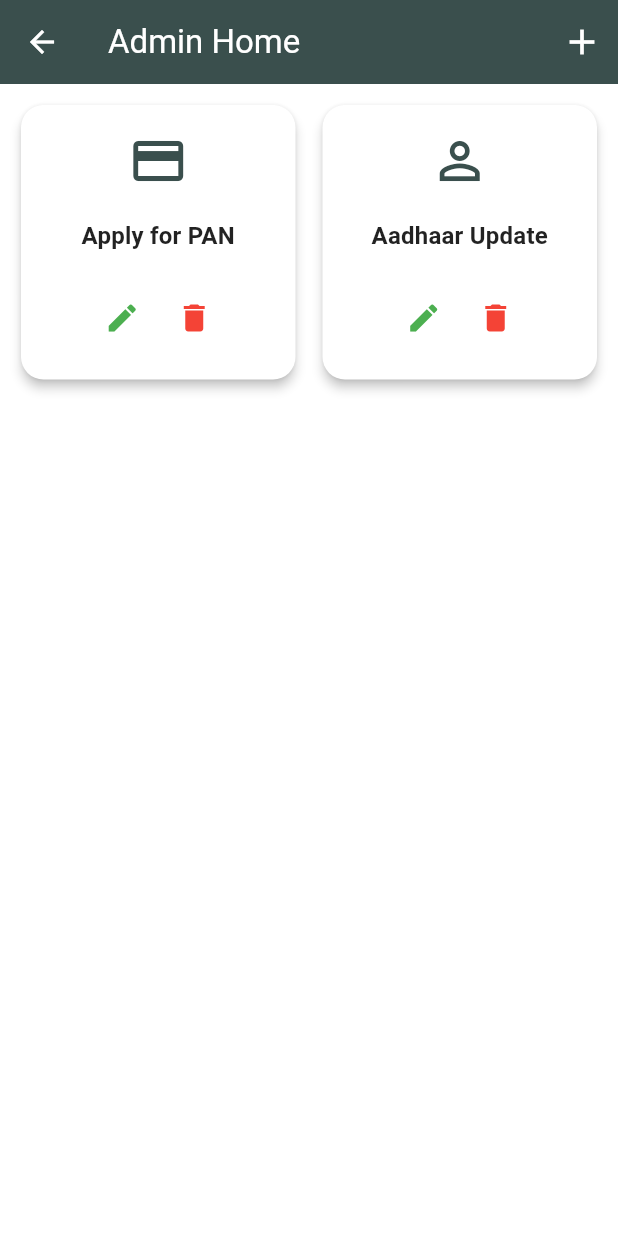
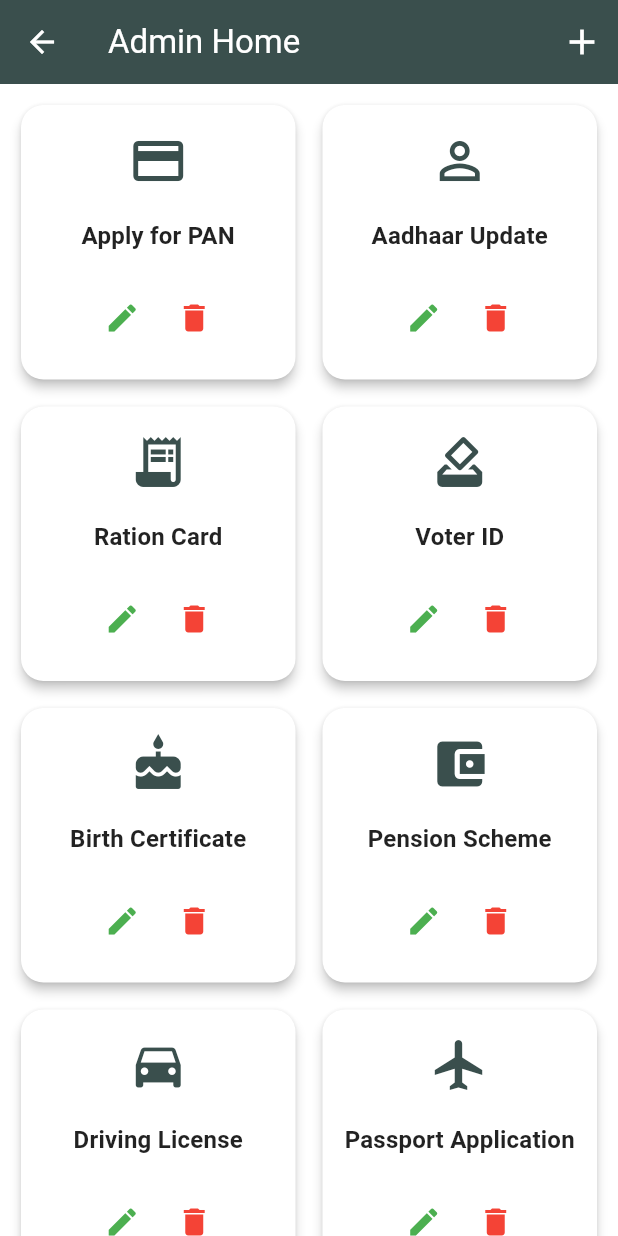
Before and after one commit to YashviHarsora1710/flutter_project, a Flutter app: the AdminHomeScreen screen opened directly, on a phone screen of 412 x 824 dp. Run offline on Flutter 3.47's test engine with Material 3 defaults, Android fonts, the light colour scheme and no system bars; our stand-ins replace fluttertoast, image_picker, open_filex, shared_preferences; accounts and stored records are empty.

Commit message:
updated admin home screen

```diff
--- a/lib/screens/admin_home_screen.dart
+++ b/lib/screens/admin_home_screen.dart
@@ -33,6 +33,162 @@
         'Submit documents',
         'Biometric verification',
         'Receive updated Aadhaar',
+      ],
+    },
+    {
+      'title': 'Ration Card',
+      'icon': Icons.receipt_long,
+      'docs': ['Address Proof', 'Income Certificate', 'Family details'],
+      'steps': [
+        'Fill ration card form',
+        'Submit documents to local authority',
+        'Verification process',
+        'Receive ration card',
+      ],
+    },
+    {
+      'title': 'Voter ID',
+      'icon': Icons.how_to_vote,
+      'docs': ['Proof of Age', 'Proof of Address', 'Photograph'],
+      'steps': [
+        'Fill Form 6 online/offline',
+        'Submit required documents',
+        'Verification by Booth Level Officer',
+        'Receive Voter ID',
+      ],
+    },
+    {
+      'title': 'Birth Certificate',
+      'icon': Icons.cake,
+      'docs': ['Hospital Report', 'Parents ID Proof', 'Address Proof'],
+      'steps': [
+        'Collect hospital record',
+        'Fill birth certificate form',
+        'Submit to municipal office',
+        'Receive birth certificate',
+      ],
+    },
+    {
+      'title': 'Pension Scheme',
+      'icon': Icons.account_balance_wallet,
+      'docs': ['ID Proof', 'Bank Passbook', 'Age Proof'],
+      'steps': [
+        'Fill pension scheme application',
+        'Attach documents',
+        'Submit to local authority',
+        'Verification and approval',
+      ],
+    },
+    {
+      'title': 'Driving License',
+      'icon': Icons.directions_car,
+      'docs': ['Age Proof', 'Address Proof', 'Learner License'],
+      'steps': [
+        'Apply online/offline for driving test',
+        'Attach documents',
+        'Appear for driving test',
+        'Receive Driving License',
+      ],
+    },
+    {
+      'title': 'Passport Application',
+      'icon': Icons.flight,
+      'docs': ['Birth Certificate', 'ID Proof', 'Address Proof'],
+      'steps': [
+        'Fill passport application form',
+        'Attach documents',
+        'Book appointment at PSK',
+        'Verification and police check',
+        'Receive passport',
+      ],
+    },
+    {
+      'title': 'Income Certificate',
+      'icon': Icons.money,
+      'docs': ['ID Proof', 'Address Proof', 'Salary/Income proof'],
+      'steps': [
+        'Fill income certificate form',
+        'Attach income proof documents',
+        'Submit at Tehsil office',
+        'Verification and issuance',
+      ],
+    },
+    {
+      'title': 'Caste Certificate',
+      'icon': Icons.assignment_ind,
+      'docs': ['ID Proof', 'Address Proof', 'Community Proof'],
+      'steps': [
+        'Fill caste certificate application',
+        'Attach caste/community proof',
+        'Submit to Tehsil office',
+        'Verification and issuance',
+      ],
+    },
+    {
+      'title': 'Disability Certificate',
+      'icon': Icons.accessible,
+      'docs': ['Medical Report', 'ID Proof', 'Address Proof'],
+      'steps': [
+        'Visit government hospital',
+        'Medical board assessment',
+        'Submit application with documents',
+        'Receive disability certificate',
+      ],
+    },
+    {
+      'title': 'Death Certificate',
+      'icon': Icons.sentiment_very_dissatisfied,
+      'docs': ['Hospital/Doctor Report', 'Family ID Proof', 'Address Proof'],
+      'steps': [
+        'Collect death report from hospital',
+        'Fill death certificate application',
+        'Submit to municipal authority',
+        'Receive death certificate',
+      ],
+    },
+    {
+      'title': 'Marriage Certificate',
+      'icon': Icons.favorite,
+      'docs': [
+        'Wedding Invitation Card',
+        'Bride & Groom ID Proofs',
+        'Witness ID Proofs',
+      ],
+      'steps': [
+        'Fill marriage registration form',
+        'Submit required documents',
+        'Verification of witnesses',
+        'Receive marriage certificate',
+      ],
+    },
+    {
+      'title': 'Land Record Request',
+      'icon': Icons.home_work,
+      'docs': ['Land Ownership Proof', 'ID Proof', 'Tax Receipt'],
+      'steps': [
+        'Fill land record request form',
+        'Submit ownership documents',
+        'Verification by land records office',
+        'Receive land record copy',
+      ],
+    },
+    {
+      'title': 'Non-Criminal Certificate',
+      'icon': Icons.home_work,
+      'docs': [
+        'Identity Proof (Aadhar Card / Passport / Voter ID)',
+        'Address Proof (Utility Bill / Ration Card)',
+        'Passport-size Photographs',
+        'Application Form',
+        'Affidavit (as required by authority)',
+      ],
+      'steps': [
+        'Collect required documents',
+        'Fill the application form for Non-Criminal Certificate',
+        'Get the affidavit prepared and notarized',
+        'Submit documents to the concerned government office (e.g., Taluka / Collector Office)',
+        'Police verification will be conducted',
+        'After approval, collect the Non-Criminal Certificate from the office',
       ],
     },
     // ... (rest of services)
```
